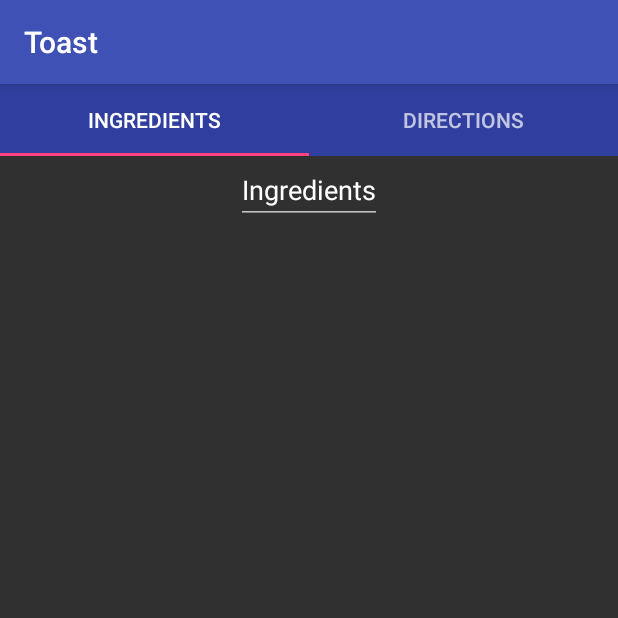
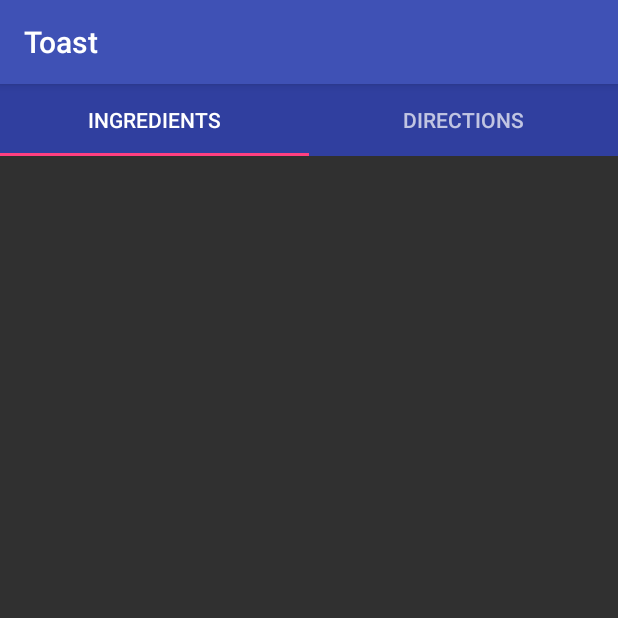
Before and after one commit to kderrick/breakfastRecipes, an Android app: the screen it shows after launch (MainActivity), after a tap on "Toast", on a phone screen of 412 x 824 dp, the top half of it. Run offline under Robolectric (Android 15) with nearby library versions, the phone set to English and light mode, and no system bars.

Commit message:
pass bundle as argument to ingredientsFragment on ViewPagerFragment

```diff
--- a/app/src/main/java/com/epicodus/breakfastrecipesapp/ViewPagerFragment.java
+++ b/app/src/main/java/com/epicodus/breakfastrecipesapp/ViewPagerFragment.java
@@ -23,6 +23,9 @@ public class ViewPagerFragment extends Fragment {
         View view = inflater.inflate(R.layout.fragment_viewpager, container, false);
 
         final IngredientsFragment ingredientsFragment = new IngredientsFragment();
+        Bundle bundle = new Bundle();
+        bundle.putInt(KEY_RECIPE_INDEX, index);
+        ingredientsFragment.setArguments(bundle);
         final DirectionsFragment directionsFragment = new DirectionsFragment();
 
         ViewPager viewPager = (ViewPager) view.findViewById(R.id.viewPager);
--- a/app/src/main/res/layout/fragment_ingredients.xml
+++ b/app/src/main/res/layout/fragment_ingredients.xml
@@ -1,12 +1,9 @@
 <?xml version="1.0" encoding="utf-8"?>
 <LinearLayout xmlns:android="http://schemas.android.com/apk/res/android"
-    android:orientation="vertical" android:layout_width="match_parent"
-    android:layout_height="match_parent">
+    android:orientation="vertical"
+    android:layout_width="match_parent"
+    android:layout_height="match_parent"
+    android:id="@+id/ingredientsLayout">
 
-    <EditText
-        android:layout_width="wrap_content"
-        android:layout_height="wrap_content"
-        android:id="@+id/editText"
-        android:layout_gravity="center_horizontal"
-        android:text="Ingredients" />
+
 </LinearLayout>
```
